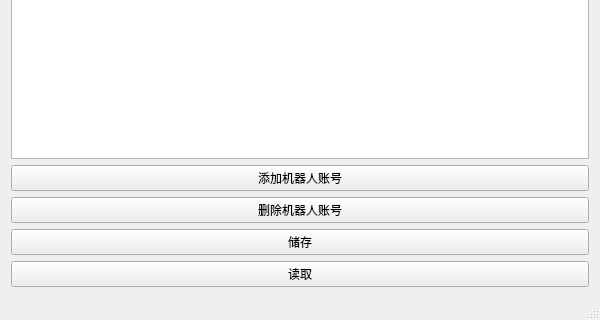
kingyy2013/autobot, file mainwindow.ui: the form before one commit; both pictures show x 0 to 600 and y 230 to 550 of the 600 by 550 pixel window.
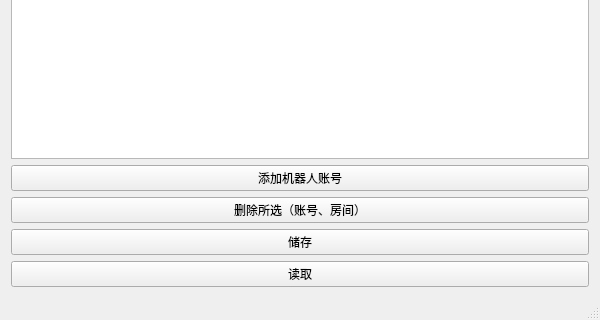
The form after the commit.

```diff
--- a/mainwindow.ui
+++ b/mainwindow.ui
@@ -42,7 +42,7 @@
       <item row="1" column="0">
        <widget class="QPushButton" name="pushButton_account_delete">
         <property name="text">
-         <string>删除机器人账号</string>
+         <string>删除所选（账号、房间）</string>
         </property>
        </widget>
       </item>
```
